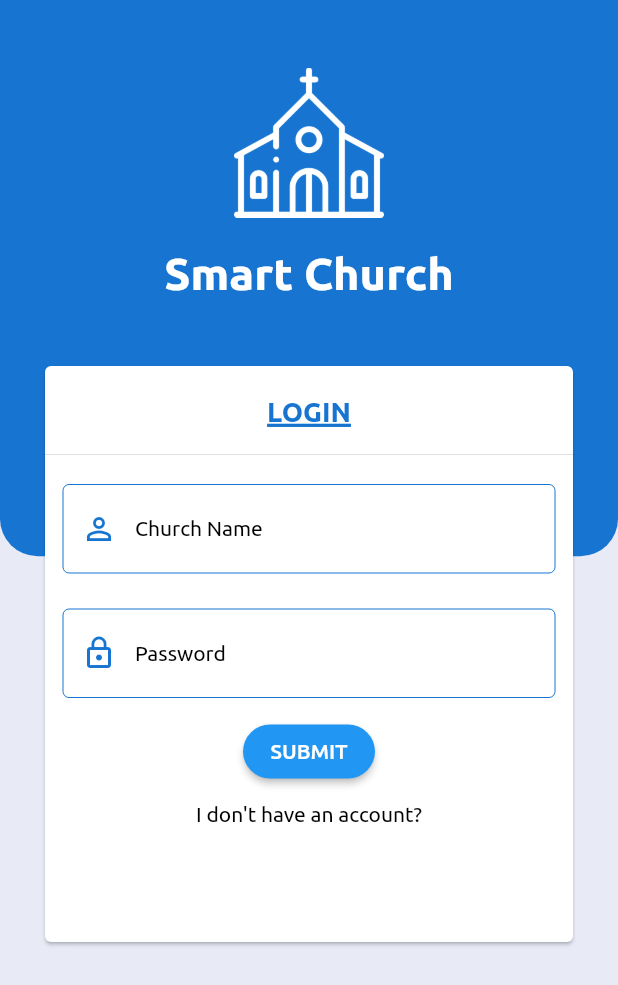
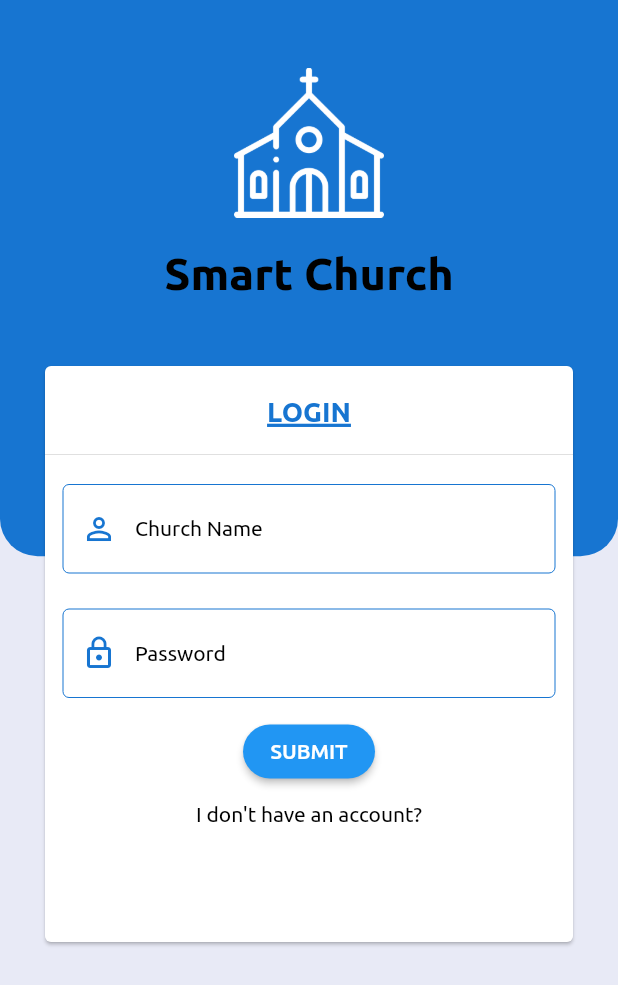
Before and after one commit to DeleMike/smart-church, a Flutter app: the screen it shows after launch, on a phone screen of 412 x 824 dp. Shown: the top 985 px of the screen. Run offline on Flutter 3.47's test engine with Material 2 defaults, Android fonts, the phone set to English and light mode, and no system bars; our stand-ins replace syncfusion_flutter_charts.

Commit message:
edit text theme

```diff
--- a/lib/helpers/styles.dart
+++ b/lib/helpers/styles.dart
@@ -82,17 +82,19 @@ class Styles {
                   fontSize: 30,
                   fontFamily: 'Ubuntu',
                   fontWeight: FontWeight.bold,
-                  color: Colors.white,
+                  color: Colors.black,
                 ),
                 headline6: TextStyle(
                   fontSize: 22,
                   fontFamily: 'Ubuntu',
                   fontWeight: FontWeight.bold,
+                  color: Colors.black,
                 ),
                 headline5: TextStyle(
                   fontSize: 18,
                   fontFamily: 'Ubuntu',
                   fontWeight: FontWeight.w600,
+                  color: Colors.black,
                 ),
               ),
       visualDensity: VisualDensity.adaptivePlatformDensity,
```
